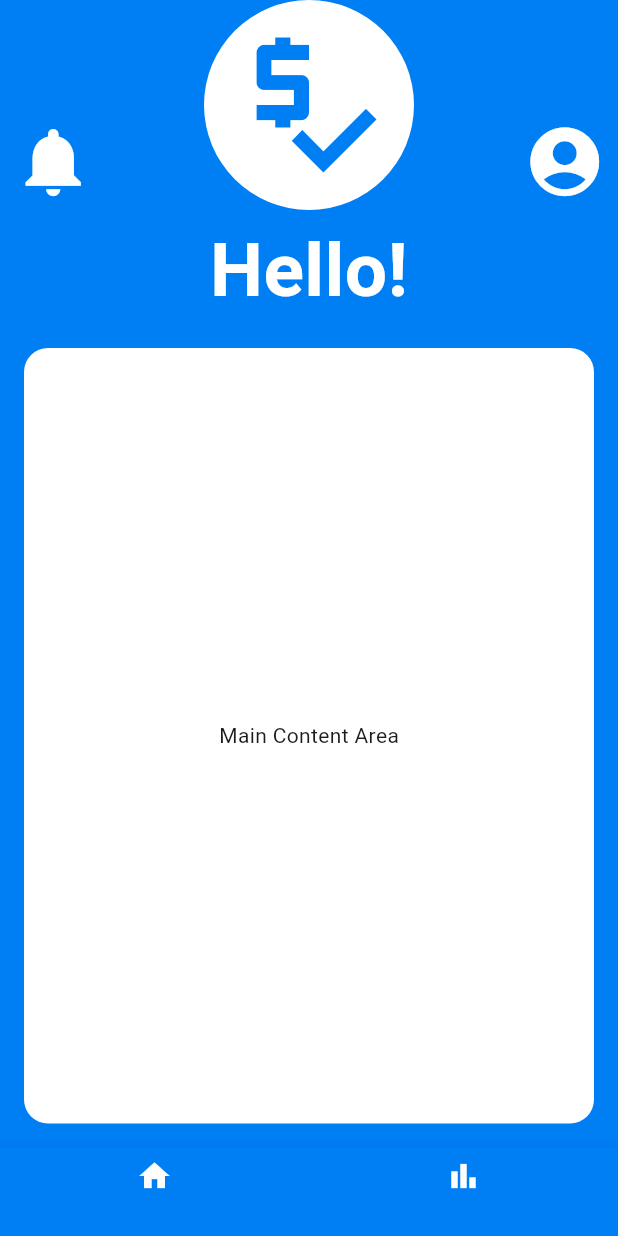
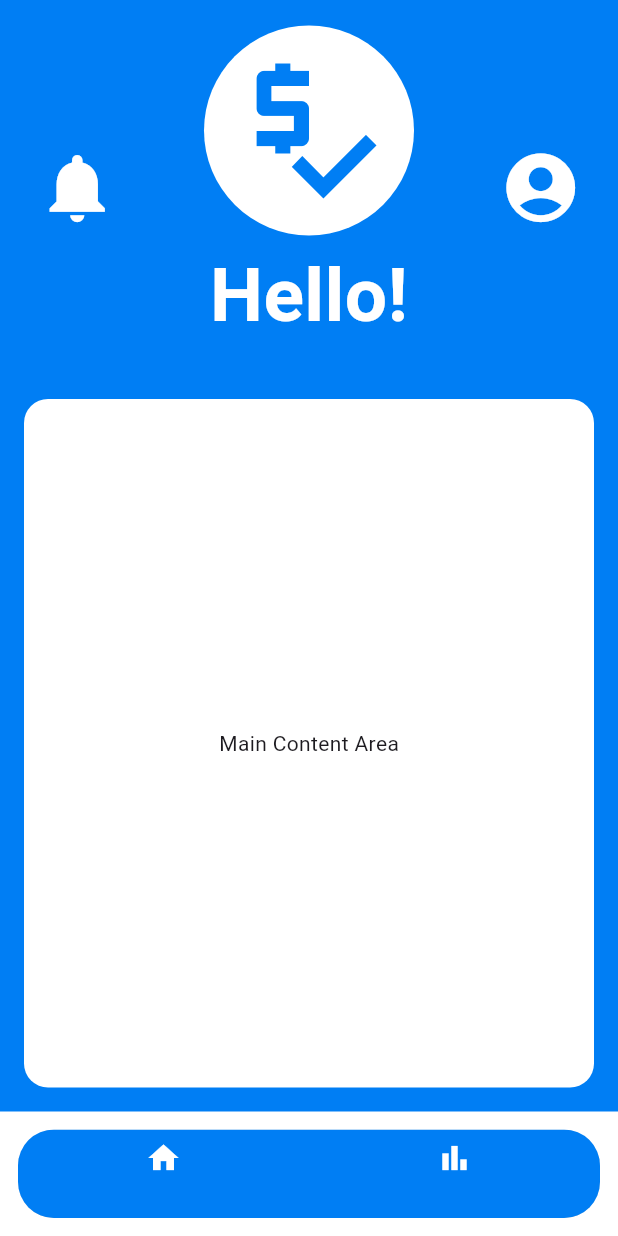
Before and after one commit to MakuIan/DebtMate, a Flutter app: the NavBarScaffold screen opened directly, on a phone screen of 412 x 824 dp. Run offline on Flutter 3.47's test engine with Material 3 defaults, Android fonts, the phone set to English and light mode, and no system bars; our stand-ins replace firebase_auth, firebase_core, go_router, google_sign_in; missing offline and left inert: dart:ffi; accounts and stored records are empty.

Commit message:
working on home design

```diff
--- a/lib/ui/home/home_page.dart
+++ b/lib/ui/home/home_page.dart
@@ -13,6 +13,7 @@ class HomePage extends StatelessWidget {
         child: Column(
           children: [
             HomePageHeader(),
+            //Friends Box
             Expanded(
               child: Padding(
                 padding: const EdgeInsets.all(16.0),
--- a/lib/ui/home/widgets/home_page_header.dart
+++ b/lib/ui/home/widgets/home_page_header.dart
@@ -5,30 +5,42 @@ class HomePageHeader extends StatelessWidget {
 
   @override
   Widget build(BuildContext context) {
-    return Row(
+    return Container(
+      height: 250,
+      padding: const EdgeInsets.symmetric(
+        horizontal: 16,
+        vertical: 12,
+      ), // optional padding
+      decoration: BoxDecoration(
+        color: const Color.fromARGB(255, 0, 126, 244), // background color
+        borderRadius: BorderRadius.circular(12), // rounded corners
+      ),
+      child: Row(
         mainAxisAlignment: MainAxisAlignment.spaceBetween,
         children: [
           IconButton(
-          icon: const Icon(Icons.notifications, size: 55, color: Colors.white),
+            icon: const Icon(
+              Icons.notifications,
+              size: 55,
+              color: Colors.white,
+            ),
             onPressed: () {
               // TODO Handle notification icon press
             },
           ),
-
-        Container(
-          child: Column(
+          Column(
             mainAxisAlignment: MainAxisAlignment.center,
             children: const [
               CircleAvatar(
                 backgroundColor: Colors.white,
-                radius: 70, // smaller radius
+                radius: 70,
                 child: Icon(
                   Icons.price_check,
                   color: Color.fromARGB(255, 0, 126, 244),
                   size: 120,
                 ),
               ),
-              SizedBox(height: 4), // spacing
+              SizedBox(height: 4),
               Text(
                 'Hello!',
                 style: TextStyle(
@@ -39,14 +51,18 @@ class HomePageHeader extends StatelessWidget {
               ),
             ],
           ),
+          IconButton(
+            icon: const Icon(
+              Icons.account_circle,
+              size: 55,
+              color: Colors.white,
             ),
-        IconButton(
-          icon: const Icon(Icons.account_circle, size: 55, color: Colors.white),
             onPressed: () {
               // TODO Handle settings icon press
             },
           ),
         ],
+      ),
     );
   }
 }
--- a/lib/ui/nav/nav_bar.dart
+++ b/lib/ui/nav/nav_bar.dart
@@ -33,9 +33,14 @@ class NavBarScaffold extends StatelessWidget {
     final selectedIndex = _calculateIndex(context);
     return Scaffold(
       backgroundColor: backgroundColor,
-      // appBar: AppBar(title: const Text('DebtMate')),
       body: child,
-      bottomNavigationBar: BottomNavigationBar(
+      bottomNavigationBar: Container(
+        color: Colors.white, // keeps background clean (optional)
+        child: Padding(
+          padding: const EdgeInsets.all(12.0),
+          child: ClipRRect(
+            borderRadius: BorderRadius.circular(24),
+            child: BottomNavigationBar(
               backgroundColor: backgroundColor,
               currentIndex: selectedIndex,
               onTap: (index) => _onItemTapped(context, index),
@@ -50,6 +55,9 @@ class NavBarScaffold extends StatelessWidget {
                 ),
               ],
             ),
+          ),
+        ),
+      ),
     );
   }
 }
```
Also changed, not shown: lib/ui/home/widgets/add_friends_box.dart (added). Lines whose indentation alone changed are shown as unchanged.
